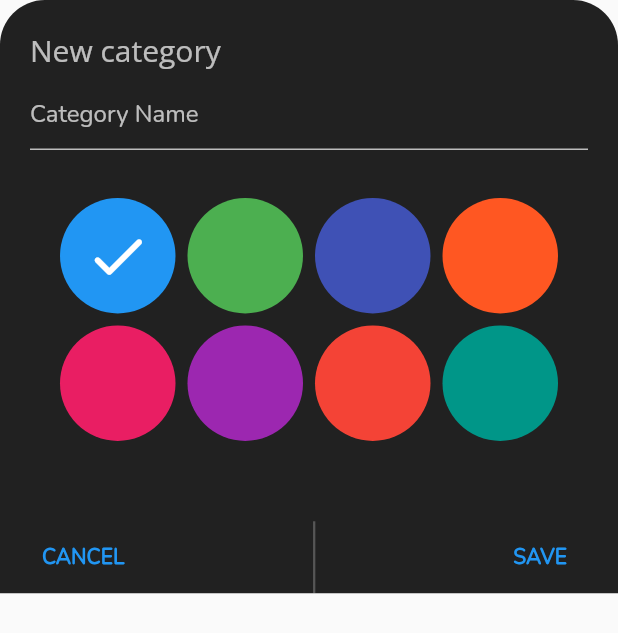
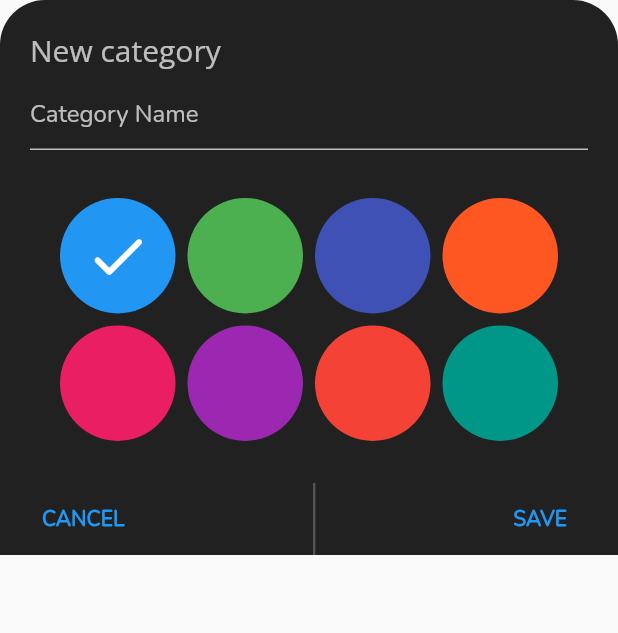
Before and after one commit to repsajanboy/flutter-planner, a Flutter app: the CategoryBottomSheet widget shown alone on an empty page, opened directly, on a phone screen of 412 x 824 dp. Shown: the top 633 px of the screen. Run offline on Flutter 3.47's test engine with Material 2 defaults, Android fonts, the light colour scheme and no system bars; our stand-ins replace bloc, dio, equatable, firebase_database, flutter_bloc, sqflite and 1 more; accounts and stored records are empty.

Commit message:
adjustment in color picker in landscape mode

```diff
--- a/lib/presentation/main_screen/category/view/category_botttom_sheet.dart
+++ b/lib/presentation/main_screen/category/view/category_botttom_sheet.dart
@@ -13,8 +13,6 @@ class CategoryBottomSheet extends StatelessWidget {
 
   @override
   Widget build(BuildContext context) {
-    final isPortrait =
-        MediaQuery.of(context).orientation == Orientation.portrait;
     return BlocProvider(
       create: (context) => CategoryBloc(
         categoryRepository: context.read<CategoryRepository>(),
@@ -34,11 +32,11 @@ class CategoryBottomSheet extends StatelessWidget {
               topRight: Radius.circular(30.0),
             ),
           ),
-          height: isPortrait
-              ? MediaQuery.of(context).size.height * .48
-              : MediaQuery.of(context).size.height * .7,
+          child: SingleChildScrollView(
+            physics: const ClampingScrollPhysics(),
             child: Column(
               crossAxisAlignment: CrossAxisAlignment.start,
+              mainAxisSize: MainAxisSize.min,
               children: [
                 Text(
                   'New category',
@@ -73,9 +71,7 @@ class CategoryBottomSheet extends StatelessWidget {
                 const SizedBox(
                   height: 12.0,
                 ),
-              const Expanded(
-                child: ColorPicker(),
-              ),
+                const ColorPicker(),
                 const SizedBox(
                   height: 8.0,
                 ),
@@ -130,6 +126,7 @@ class CategoryBottomSheet extends StatelessWidget {
             ),
           ),
         ),
+      ),
     );
   }
 }
--- a/lib/presentation/main_screen/category/view/widgets/color_picker.dart
+++ b/lib/presentation/main_screen/category/view/widgets/color_picker.dart
@@ -20,6 +20,7 @@ class ColorPicker extends StatelessWidget {
           crossAxisSpacing: isPortrait ? 8.0 : 20.0,
           mainAxisSpacing: isPortrait ? 8.0 : 1,
         ),
+        shrinkWrap: true,
         itemCount: colorPickerItems.length,
         itemBuilder: (context, index) {
           return BlocBuilder<CategoryBloc, CategoryState>(
--- a/lib/presentation/main_screen/edit_category/view/widgets/edit_category_color_picker.dart
+++ b/lib/presentation/main_screen/edit_category/view/widgets/edit_category_color_picker.dart
@@ -20,6 +20,7 @@ class EditCategoryColorPicker extends StatelessWidget {
           crossAxisSpacing: isPortrait ? 8.0 : 20.0,
           mainAxisSpacing: isPortrait ? 8.0 : 1.0,
         ),
+        shrinkWrap: true,
         itemCount: colorPickerItems.length,
         itemBuilder: (context, index) {
           return BlocBuilder<EditCategoryBloc, EditCategoryState>(
```
Also changed, not shown: lib/presentation/main_screen/edit_category/view/widgets/edit_category_bottom_sheet.dart (+4 -8 lines). Lines whose indentation alone changed are shown as unchanged.
